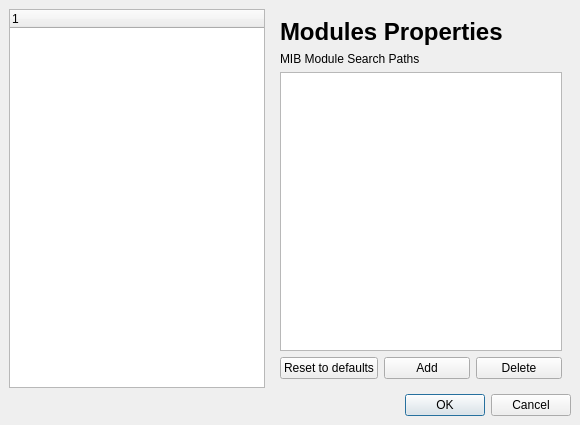
First picture: the form in app/preferences.ui, repository verrio/snmpb, before the edit.
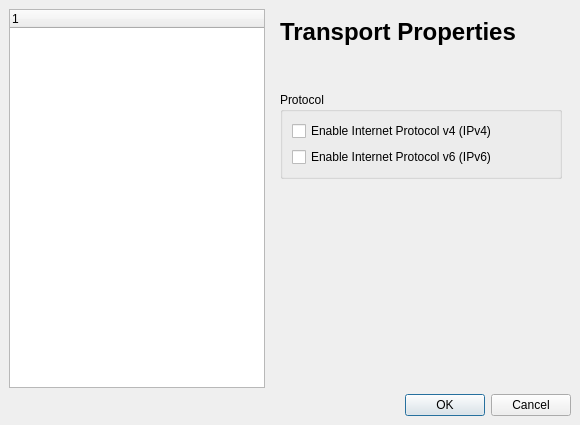
Second picture: the form after the edit. The open tabs and pages were chosen to show the change. Icons and pictures are not drawn.

Commit message: Added IPv4/IPv6 transport option and IPv6 trap port option in preferences

The edit to the form file:
```diff
--- a/app/preferences.ui
+++ b/app/preferences.ui
@@ -69,6 +69,81 @@
      <property name="currentIndex">
       <number>2</number>
      </property>
+     <widget class="QWidget" name="TransportProps">
+      <layout class="QGridLayout" >
+       <item row="0" column="0">
+        <widget class="QLabel" name="TransportPropsL">
+         <property name="text">
+          <string>&lt;html&gt;&lt;head&gt;&lt;meta name=&quot;qrichtext&quot; content=&quot;1&quot; /&gt;&lt;style type=&quot;text/css&quot;&gt;
+p, li { white-space: pre-wrap; }
+&lt;/style&gt;&lt;/head&gt;&lt;body style=&quot; font-family:'Sans Serif'; font-size:12pt; font-weight:400; font-style:normal; text-decoration:none;&quot;&gt;
+&lt;p style=&quot; margin-top:0px; margin-bottom:0px; margin-left:0px; margin-right:0px; -qt-block-indent:0; text-indent:0px;&quot;&gt;&lt;span style=&quot; font-size:18pt; font-weight:600;&quot;&gt;Transport Properties&lt;/span&gt;&lt;/p&gt;&lt;/body&gt;&lt;/html&gt;</string>
+         </property>
+        </widget>
+       </item>
+       <item row="1" column="0">
+        <spacer>
+         <property name="orientation">
+          <enum>Qt::Vertical</enum>
+         </property>
+         <property name="sizeType">
+          <enum>QSizePolicy::Fixed</enum>
+         </property>
+         <property name="sizeHint" stdset="0">
+          <size>
+           <width>20</width>
+           <height>40</height>
+          </size>
+         </property>
+        </spacer>
+       </item>
+       <item row="2" column="0">
+        <widget class="QGroupBox" name="Protocol">
+         <property name="title">
+          <string>Protocol</string>
+         </property>
+         <layout class="QGridLayout" >
+          <property name="margin">
+           <number>9</number>
+          </property>
+          <property name="spacing">
+           <number>6</number>
+          </property>
+          <item row="1" column="0">
+           <widget class="QCheckBox" name="EnableIPv4">
+            <property name="text">
+             <string>Enable Internet Protocol v4 (IPv4)</string>
+            </property>
+           </widget>
+          </item>
+          <item row="2" column="0">
+           <widget class="QCheckBox" name="EnableIPv6">
+            <property name="text">
+             <string>Enable Internet Protocol v6 (IPv6)</string>
+            </property>
+           </widget>
+          </item>
+         </layout>
+        </widget>
+       </item>
+       <item row="4" column="0">
+        <spacer>
+         <property name="orientation">
+          <enum>Qt::Vertical</enum>
+         </property>
+         <property name="sizeType">
+          <enum>QSizePolicy::Expanding</enum>
+         </property>
+         <property name="sizeHint" stdset="0">
+          <size>
+           <width>20</width>
+           <height>111</height>
+          </size>
+         </property>
+        </spacer>
+       </item>
+      </layout>
+     </widget>
      <widget class="QWidget" name="MIBTreeProps">
       <layout class="QGridLayout">
        <property name="margin">
```
Left out of the diff: 24 changed lines with no effect on the pictures. The commit also changes 6 other files.
